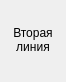
Above: Desktop/onlinestateselector.ui from antofik/RedHelper before the change. Below: the same form after it.
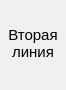
That is the form after the change. Icons and pictures are not drawn.

The edit to the form file:
```diff
--- a/Desktop/onlinestateselector.ui
+++ b/Desktop/onlinestateselector.ui
@@ -7,7 +7,7 @@
     <x>0</x>
     <y>0</y>
     <width>66</width>
-    <height>82</height>
+    <height>90</height>
    </rect>
   </property>
   <property name="sizePolicy">
@@ -107,6 +107,11 @@
           <height>16777215</height>
          </size>
         </property>
+        <property name="font">
+         <font>
+          <pointsize>11</pointsize>
+         </font>
+        </property>
         <property name="text">
          <string>Вторая линия</string>
         </property>
@@ -142,6 +147,9 @@
       </item>
       <item>
        <spacer name="verticalSpacer">
+        <property name="orientation">
+         <enum>Qt::Vertical</enum>
+        </property>
         <property name="sizeHint" stdset="0">
          <size>
           <width>0</width>
```
